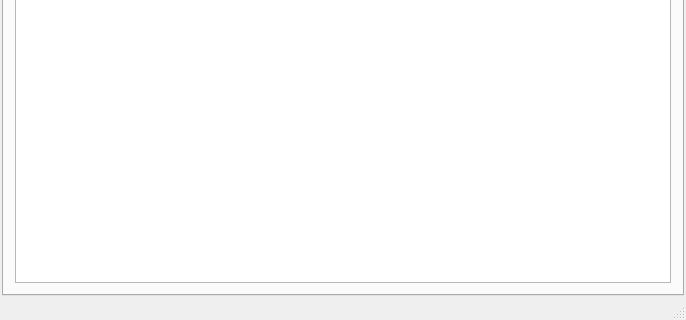
This is Projet/MainWindow.ui in RakSrinaNa/DI4---QT as Qt 5 draws it before an edit; both pictures show x 0 to 686 and y 224 to 544 of the 686 by 544 pixel window. The edited form follows.
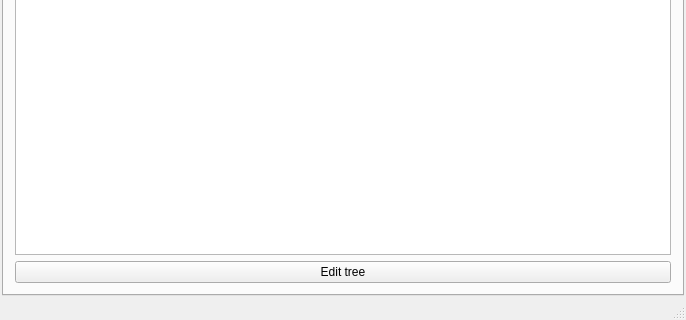
This is the edited form. The open tabs and pages were chosen to show the change. Icons and pictures are not drawn.

Commit message: Table edit available

```diff
--- a/Projet/MainWindow.ui
+++ b/Projet/MainWindow.ui
@@ -240,6 +240,13 @@
         <item>
          <widget class="QTreeView" name="treeView"/>
         </item>
+        <item>
+         <widget class="QPushButton" name="editTreePushButton">
+          <property name="text">
+           <string>Edit tree</string>
+          </property>
+         </widget>
+        </item>
        </layout>
       </widget>
       <widget class="QWidget" name="tab_2">
```
Left out of the diff: 11 changed lines with no effect on the pictures. The commit also changes 2 other files.
